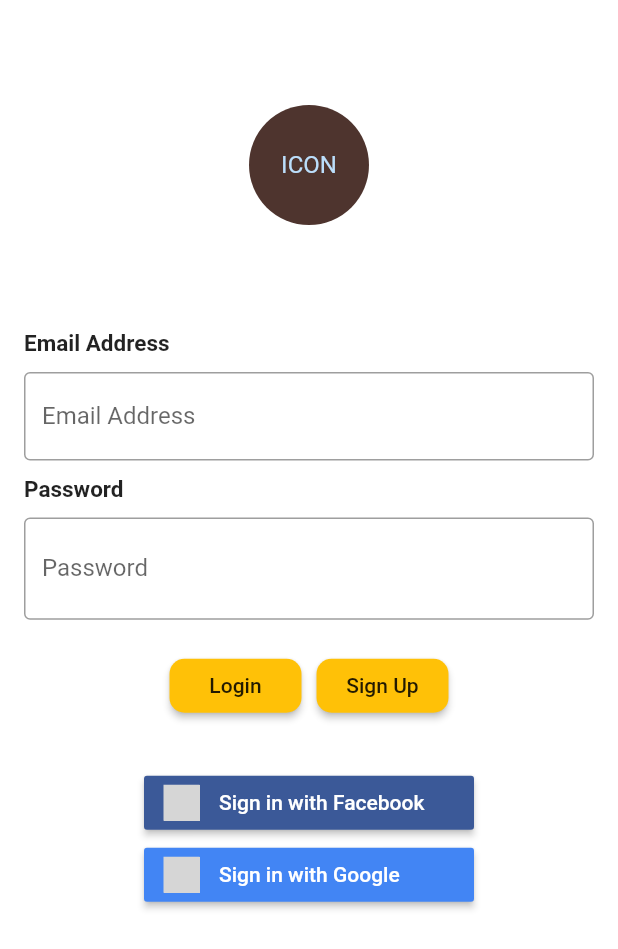
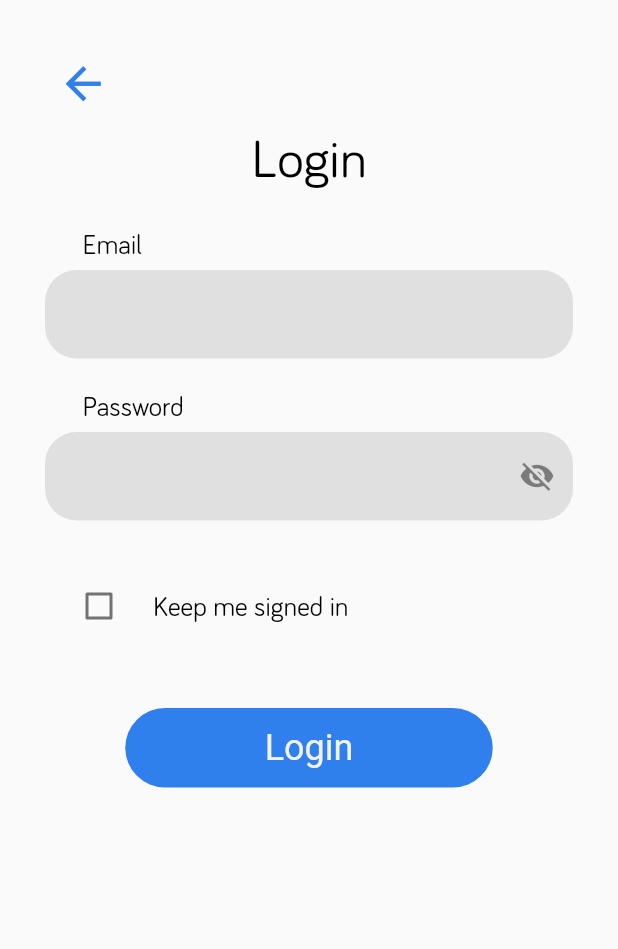
Before and after one commit to RateMyTutor/rateMyTutor, a Flutter app: the screen it shows after launch, on a phone screen of 412 x 824 dp. Shown: the top 949 px of the screen. Run offline on Flutter 3.47's test engine with Material 2 defaults, Android fonts, the phone set to English and light mode, and no system bars; our stand-ins replace cloud_firestore, firebase_auth, firebase_core, form_field_validator, google_sign_in; missing offline and left inert: flutter_login_facebook, flutter_search_bar; accounts and stored records are empty; grey boxes are pictures that could not be loaded.

Commit message:
login screen UI

```diff
--- a/lib/Screens/loginPage.dart
+++ b/lib/Screens/loginPage.dart
@@ -1,124 +1,187 @@
-import 'package:rate_my_tutor/AuthService.dart';
+import 'package:flutter/cupertino.dart';
+import 'package:flutter/material.dart';
+import 'package:rate_my_tutor/Utilities/bottomNavBar.dart';
+import 'homePage.dart';
 import 'package:firebase_auth/firebase_auth.dart';
-import 'package:rate_my_tutor/Screens/addReviewPage.dart';
-
-import 'package:rate_my_tutor/Screens/tutorPage.dart';
-
-import 'package:rate_my_tutor/Screens/firstTimeLogin.dart';
-import 'package:rate_my_tutor/Utilities/bottomNavBar.dart';
-
-import 'signUpPage.dart';
-import 'homePage.dart';
-import 'package:flutter/material.dart';
 import 'package:cloud_firestore/cloud_firestore.dart';
 import 'package:rate_my_tutor/Models/UserArg.dart';
-import 'package:flutter_signin_button/flutter_signin_button.dart';
-import 'package:modal_progress_hud/modal_progress_hud.dart';
-import 'package:provider/provider.dart';
-import 'package:rate_my_tutor/auth_bloc.dart';
+import 'package:form_field_validator/form_field_validator.dart';
 
 class LoginPage extends StatefulWidget {
-
   static String loginPageID = "LoginPage";
-
   @override
   _LoginPageState createState() => _LoginPageState();
 }
 
 class _LoginPageState extends State<LoginPage> {
-
-  final db = FirebaseFirestore.instance;
+  // This widget is the root of your application.
+  GlobalKey<FormState> formkey = GlobalKey<FormState>();
+  final db = Firestore.instance;
   final _auth = FirebaseAuth.instance;
-  bool showSpinner = false;
-  bool hidePassword = true;
   String email;
   String password;
+  String userName;
+  String status;
+  List statusOptions = ['O-Level', 'A-Level (AS)', 'A-Level (A2)', 'Other'];
+  bool hidePassword = true;
+  bool showSpinner = false;
+  bool checkedValue = false;
+
 
 
   @override
   Widget build(BuildContext context) {
-    var authBloc = Provider.of<AuthBloc>(context);
-    return Scaffold(
-
-      backgroundColor: Colors.white,
-      body: ModalProgressHUD(
-        inAsyncCall: showSpinner,
-        child: SingleChildScrollView(
+    return MaterialApp(
+        home: Scaffold(
+          body: SingleChildScrollView(
             child: Padding(
-            padding: const EdgeInsets.only(left: 16.0, right: 16.0),
+              padding: const EdgeInsets.fromLTRB(30.0, 30.0, 30.0, 16.0),
+              child: Form(
+                key: formkey,
                 child: Column(
-              crossAxisAlignment: CrossAxisAlignment.start,
                   children: [
-                Padding(
-                  padding: const EdgeInsets.symmetric(vertical: 70.0, horizontal: 60.0),
+                    Container(
+                      alignment: Alignment.topLeft,
+                      child: IconButton(
+                          iconSize: 35,
+                          color: Color(0xFF2F80ED),
+                          icon: Icon(
+                            Icons.arrow_back,
+                          ),
+                          onPressed: () {
+                            Navigator.pop(context);
+                          }),
+                    ),
+                    Align(
+                      alignment: Alignment.topLeft,
                       child: Center(
-                    child: CircleAvatar(
-                      radius: 40,
-                      backgroundColor: Colors.brown.shade800,
                         child: Text(
-                          'ICON'
+                          'Login',
+                          style: TextStyle(
+                              fontSize: 36,
+                              fontFamily: 'Bariol',
+                              fontWeight: FontWeight.w400,
+                              color: Colors.black),
                         ),
                       ),
                     ),
+                    SizedBox(
+                      height: 24.0,
                     ),
-                Text(
-                  'Email Address',
+                    Container(
+                      alignment: Alignment.topLeft,
+                      margin: EdgeInsets.only(left: 25.0, bottom: 6.0),
+                      child: Text(
+                        'Email',
                         style: TextStyle(
-                    fontSize: 15.0,
-                    fontWeight: FontWeight.bold,
+                          fontSize: 18,
+                          fontFamily: 'Bariol',
+                          color: Colors.black,
                         ),
                       ),
-                SizedBox(
-                  height: 10.0,
                     ),
-                TextField(
-                  onChanged: (value){
+                    TextFormField(
+
+                        validator: (value) {
+                          if (value.isEmpty) {
+                            return "Required";
+                          } else {
+                            return null;
+                          }
+                        },
+                        onChanged: (value) {
                           email = value;
                         },
-                  keyboardType: TextInputType.emailAddress,
                         decoration: InputDecoration(
-                    border: OutlineInputBorder(),
-                    labelText: 'Email Address',
+                          filled: true,
+                          fillColor: Color(0xFFE0E0E0),
+                          border: OutlineInputBorder(
+                            borderSide: BorderSide(
+                              width: 0,
+                              style: BorderStyle.none,
+                            ),
+                            borderRadius: BorderRadius.all(
+                              const Radius.circular(21.0),
                             ),
                           ),
+                        )),
                     SizedBox(
-                  height: 10.0,
+                      height: 20.0,
                     ),
-                Text(
+                    Container(
+                      alignment: Alignment.topLeft,
+                      margin: EdgeInsets.only(left: 25.0, bottom: 6.0),
+                      child: Text(
                         'Password',
                         style: TextStyle(
-                    fontSize: 15.0,
-                    fontWeight: FontWeight.bold,
+                          fontSize: 18,
+                          fontFamily: 'Bariol',
+                          color: Colors.black,
                         ),
                       ),
-                SizedBox(
-                  height: 10.0,
                     ),
-                TextField(
-                  onChanged: (value){
+                    TextFormField(
+                        obscureText: hidePassword,
+                        validator: MultiValidator(
+                            [
+                              RequiredValidator(errorText: 'Required'),
+                              EmailValidator(errorText: 'Not a valid email')
+                            ]
+                        ),
+                        onChanged: (value) {
                           password = value;
                         },
-                  obscureText: hidePassword,
                         decoration: InputDecoration(
-                      suffix: InkWell(
+                          suffixIcon: InkWell(
                             onTap: (){
                               setState(() {
                                 hidePassword = hidePassword == true ? false : true;
                               });
                             },
-                        child: Icon(Icons.visibility),
+                            child: Icon(hidePassword ? Icons.visibility_off : Icons.visibility),
                           ),
-                      border: OutlineInputBorder(),
-                      labelText: 'Password'
+                          filled: true,
+                          fillColor: Color(0xFFE0E0E0),
+                          border: OutlineInputBorder(
+                            borderSide: BorderSide(
+                              width: 0,
+                              style: BorderStyle.none,
+                            ),
+                            borderRadius: BorderRadius.all(
+                              const Radius.circular(21.0),
                             ),
                           ),
+                        )),
                     SizedBox(
-                  height: 20.0,
+                      height: 29.0,
                     ),
-                Row(
-                  mainAxisAlignment: MainAxisAlignment.center,
-                  children: [
-                    RaisedButton(
+                    CheckboxListTile(
+                      title: Text(
+                          "Keep me signed in",
+                        style: TextStyle(
+                            fontSize: 18,
+                            fontFamily: 'Bariol',
+                            fontWeight: FontWeight.w400,
+                            color: Colors.black),
+                      ),
+                      value: checkedValue,
+                      onChanged: (newValue) {
+                        setState(() {
+                          checkedValue = newValue;
+                        });
+                      },
+                      controlAffinity: ListTileControlAffinity.leading,  //  <-- leading Checkbox
+                    ),
+                    SizedBox(
+                      height: 40.0,
+                    ),
+                    ButtonTheme(
+                      minWidth: 245,
+                      height: 53,
+                      child: FlatButton(
+                        color: Color(0xFF2F80ED),
+                        shape: RoundedRectangleBorder(
+                            borderRadius: new BorderRadius.circular(26.5)),
                         onPressed: () async {
                           //TODO: Go to home
                           setState(() {
@@ -138,111 +201,21 @@ class _LoginPageState extends State<LoginPage> {
                           });
 
                         },// try
-                      color: Colors.amber,
-                      shape: RoundedRectangleBorder(
-                        borderRadius: BorderRadius.circular(10.0),
-                      ),
-                      child: Text("Login"),
-                    ),
-                    SizedBox(
-                      width: 10.0,
-                    ),
-                    //Sign up Button
-                    RaisedButton(
-                      onPressed: () async {
-                        //TODO: Go to SignUp Page
-                        Navigator.pushNamed(context,SignUpPage.signUpPageID);
-                        // Navigator.push(
-                        //     context,
-                        //     MaterialPageRoute(builder: (context) => AddReviewPage()));
-                      },
-                      color: Colors.amber,
-                      shape: RoundedRectangleBorder(
-                        borderRadius: BorderRadius.circular(10.0),
-                      ),
-                      child: Text("Sign Up"),
-                    ),
-                  ],
-                ),
-                SizedBox(
-                  height: 30.0,
-                ),
-                Center(
-                  child: Column(
-                    mainAxisAlignment: MainAxisAlignment.center,
-                    children: [
-                      SignInButton(
-                        Buttons.Facebook,
-                        onPressed: () async {
-                          User user =  await authBloc.loginFaceBook();
-                          print("User print");
-                          print(user);
-                          if(user != null) {
-                            bool firstLogin = await isFirstLogin(user);
-                            if(firstLogin){
-                              print("Confirmed First time : So go to firstTime page");
-                              Navigator.pushNamed(context, FirstTimeLogin.firstTimeLoginPage);
-                            }else{
-                              Navigator.pushNamed(context, HomePage.homePageID);
-                            }
-                            print("hello");
-                            print(user.displayName);
-                            print(user.uid);
-                          }; // if
-
-                        },
-                      ),
-                      SignInButton(
-                        Buttons.GoogleDark,
-                        onPressed: () async{
-                          User user = await authBloc.loginGoogle();
-                          print("Logged in with google");
-                          if(user != null){
-                            bool firstLogin = await isFirstLogin(user);
-                            if(firstLogin){
-                              print("Confirmed First time : So go to firstTime page");
-                              Navigator.pushNamed(context, FirstTimeLogin.firstTimeLoginPage);
-                            }else{
-                              Navigator.pushNamed(context, HomePage.homePageID);
-                            }
-
-                            print(user.email);
-                            print(user.uid);
-                            Navigator.pushNamed(context, HomePage.homePageID);
-                          }else{
-                            print(user);
-                            print("Failed");
-                          }
-
-                        },
-                      ),
-                    ],
+                        child: Text(
+                          'Login',
+                          style: TextStyle(
+                            color: Color(0xFFF2F2F2),
+                            fontSize: 24,
+                            fontWeight: FontWeight.w400,
                           ),
                         ),
-
-                SizedBox(
-                  height: 20.0,
+                      ),
                     ),
                   ],
                 ),
               ),
             ),
           ),
-    );
-  }// build
-
-// method checks if the user is logging in for the first time or not
-  Future<bool> isFirstLogin(User user) async{
-
-    DocumentSnapshot doc = await  db.collection("Users").doc(user.uid).get();
-    if(doc.exists){
-      return false;
-    }else{
-      print("Document doesn't exist, so user is first time logging in");
-      return true;
+        ));
   }
-  }// isFirstLogin
-
-
-
-}// class
+}
```
Lines whose indentation alone changed are shown as unchanged.
